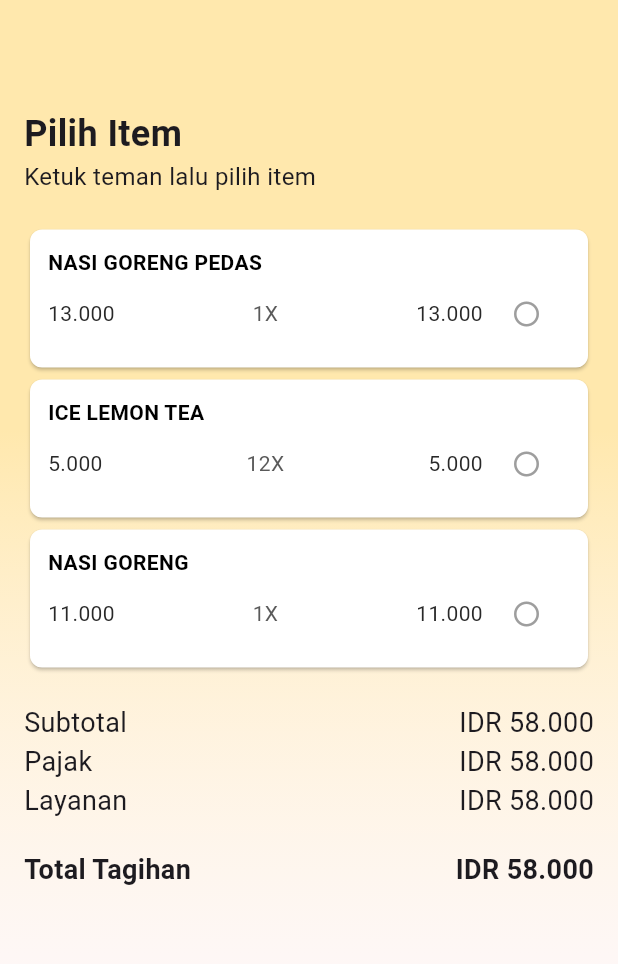
After one commit to ALFIAN-code/struk.in-pdbl, a Flutter app: the screen it shows after launch, on a phone screen of 412 x 824 dp. The commit adds this screen. Shown: the top 964 px of the screen. Run offline on Flutter 3.47's test engine with Material 3 defaults, Android fonts, the phone set to English and light mode, and no system bars; our stand-ins replace google_fonts, smooth_page_indicator.

Commit message:
making widget in split page, 50%

```diff
--- a/lib/main.dart
+++ b/lib/main.dart
@@ -1,5 +1,6 @@
 import 'package:flutter/material.dart';
 import 'package:strukin/view/result_page.dart';
+import 'package:strukin/view/split_page.dart';
 import 'view/onboarding_screen.dart';
 import 'package:strukin/view/Homepage.dart';
 
@@ -18,7 +19,7 @@ class MyApp extends StatelessWidget {
       theme: ThemeData(
         colorScheme: ColorScheme.fromSeed(seedColor: Colors.deepPurple),
       ),
-      home: const HomePage(),
+      home: const /*HomePage()*/ SplitPage(),
     );
   }
 }
--- /dev/null
+++ b/lib/view/split_page.dart
@@ -0,0 +1,230 @@
+import 'package:flutter/material.dart';
+import 'package:google_fonts/google_fonts.dart';
+import 'package:strukin/model/menu_items.dart';
+
+class SplitPage extends StatefulWidget {
+  const SplitPage({super.key});
+
+  @override
+  State<SplitPage> createState() => _SplitPageState();
+}
+
+class _SplitPageState extends State<SplitPage> {
+  int? selectedIndex; // Lacak index yang dipilih
+
+  @override
+  Widget build(BuildContext context) {
+    return Scaffold(
+      appBar: AppBar(backgroundColor: Color.fromRGBO(255, 232, 173, 1.0)),
+      body: Container(
+        padding: const EdgeInsets.all(16.0),
+        decoration: BoxDecoration(
+          gradient: LinearGradient(
+            colors: [
+              Color.fromRGBO(255, 232, 173, 1.0),
+              Color.fromRGBO(255, 255, 255, 0),
+            ],
+            begin: Alignment.topCenter,
+            end: Alignment.bottomCenter,
+            stops: [0.3, 1.0],
+          ),
+        ),
+        child: Column(
+          crossAxisAlignment: CrossAxisAlignment.start,
+          children: <Widget>[
+            Text(
+              'Pilih Item',
+              style: GoogleFonts.roboto(
+                fontSize: 24,
+                fontWeight: FontWeight.bold,
+              ),
+            ),
+            Text(
+              'Ketuk teman lalu pilih item',
+              style: GoogleFonts.roboto(
+                fontSize: 16,
+                fontWeight: FontWeight.normal,
+              ),
+            ),
+            const SizedBox(height: 20),
+            ListView.builder(
+              shrinkWrap: true,
+              physics: const NeverScrollableScrollPhysics(),
+              itemCount: people[0].listMenuItems.length,
+              itemBuilder: (context, index) {
+                final item = people[0].listMenuItems[index];
+                return GestureDetector(
+                  onTap: () {
+                    setState(() {
+                      selectedIndex = index; // Set index yang dipilih
+                    });
+                  },
+                  child: listMenu(item, index == selectedIndex, () {
+                    setState(() {
+                      selectedIndex = null;
+                    });
+                  }),
+                );
+              },
+            ),
+            SizedBox(height: 20),
+            Row(
+              mainAxisAlignment: MainAxisAlignment.spaceBetween,
+              children: [
+                Text(
+                  'Subtotal',
+                  style: GoogleFonts.roboto(
+                    fontSize: 18,
+                    fontWeight: FontWeight.normal,
+                  ),
+                ),
+                Text(
+                  'IDR 58.000',
+                  style: GoogleFonts.roboto(
+                    fontSize: 18,
+                    fontWeight: FontWeight.normal,
+                  ),
+                ),
+              ],
+            ),
+            Row(
+              mainAxisAlignment: MainAxisAlignment.spaceBetween,
+              children: [
+                Text(
+                  'Pajak',
+                  style: GoogleFonts.roboto(
+                    fontSize: 18,
+                    fontWeight: FontWeight.normal,
+                  ),
+                ),
+                Text(
+                  'IDR 58.000',
+                  style: GoogleFonts.roboto(
+                    fontSize: 18,
+                    fontWeight: FontWeight.normal,
+                  ),
+                ),
+              ],
+            ),
+            Row(
+              mainAxisAlignment: MainAxisAlignment.spaceBetween,
+              children: [
+                Text(
+                  'Layanan',
+                  style: GoogleFonts.roboto(
+                    fontSize: 18,
+                    fontWeight: FontWeight.normal,
+                  ),
+                ),
+                Text(
+                  'IDR 58.000',
+                  style: GoogleFonts.roboto(
+                    fontSize: 18,
+                    fontWeight: FontWeight.normal,
+                  ),
+                ),
+              ],
+            ),
+            SizedBox(height: 20),
+            Row(
+              mainAxisAlignment: MainAxisAlignment.spaceBetween,
+              children: [
+                Text(
+                  'Total Tagihan',
+                  style: GoogleFonts.roboto(
+                    fontSize: 18,
+                    fontWeight: FontWeight.bold,
+                  ),
+                ),
+                Text(
+                  'IDR 58.000',
+                  style: GoogleFonts.roboto(
+                    fontSize: 18,
+                    fontWeight: FontWeight.bold,
+                  ),
+                ),
+              ],
+            ),
+          ],
+        ),
+      ),
+    );
+  }
+}
+
+Widget listMenu(MenuItems item, bool isSelected, VoidCallback onRemove) {
+  return Card(
+    color:
+        isSelected
+            ? Color.fromRGBO(252, 207, 92, 1.0)
+            : Colors.white, // Warna berubah saat dipilih
+    shape: RoundedRectangleBorder(borderRadius: BorderRadius.circular(8.0)),
+    child: Padding(
+      padding: const EdgeInsets.all(12.0),
+      child: Column(
+        crossAxisAlignment: CrossAxisAlignment.start,
+        children: <Widget>[
+          Text(
+            item.name,
+            style: GoogleFonts.roboto(
+              fontSize: 14,
+              fontWeight: FontWeight.bold,
+              color: const Color.fromRGBO(0, 0, 0, 1.0),
+            ),
+          ),
+          Row(
+            crossAxisAlignment: CrossAxisAlignment.center,
+            children: <Widget>[
+              Expanded(
+                flex: 2,
+                child: Text(
+                  item.price,
+                  style: GoogleFonts.roboto(
+                    fontSize: 14,
+                    fontWeight: FontWeight.normal,
+                    color: const Color.fromRGBO(40, 40, 40, 1.0),
+                  ),
+                ),
+              ),
+              Expanded(
+                flex: 1,
+                child: Text(
+                  item.quantity,
+                  style: GoogleFonts.roboto(
+                    fontSize: 14,
+                    fontWeight: FontWeight.normal,
+                    color: const Color.fromRGBO(90, 90, 90, 1.0),
+                  ),
+                  textAlign: TextAlign.center,
+                ),
+              ),
+              Expanded(
+                flex: 2,
+                child: Text(
+                  item.price,
+                  style: GoogleFonts.roboto(
+                    fontSize: 14,
+                    fontWeight: FontWeight.normal,
+                    color: const Color.fromRGBO(40, 40, 40, 1.0),
+                  ),
+                  textAlign: TextAlign.right,
+                ),
+              ),
+              Expanded(
+                flex: 1,
+                child: IconButton(
+                  icon: Icon(
+                    isSelected ? Icons.close : Icons.circle_outlined,
+                    color: isSelected ? Colors.black : Colors.grey,
+                  ),
+                  iconSize: 20,
+                  onPressed: onRemove,
+                ),
+              ),
+            ],
+          ),
+        ],
+      ),
+    ),
+  );
+}
```
